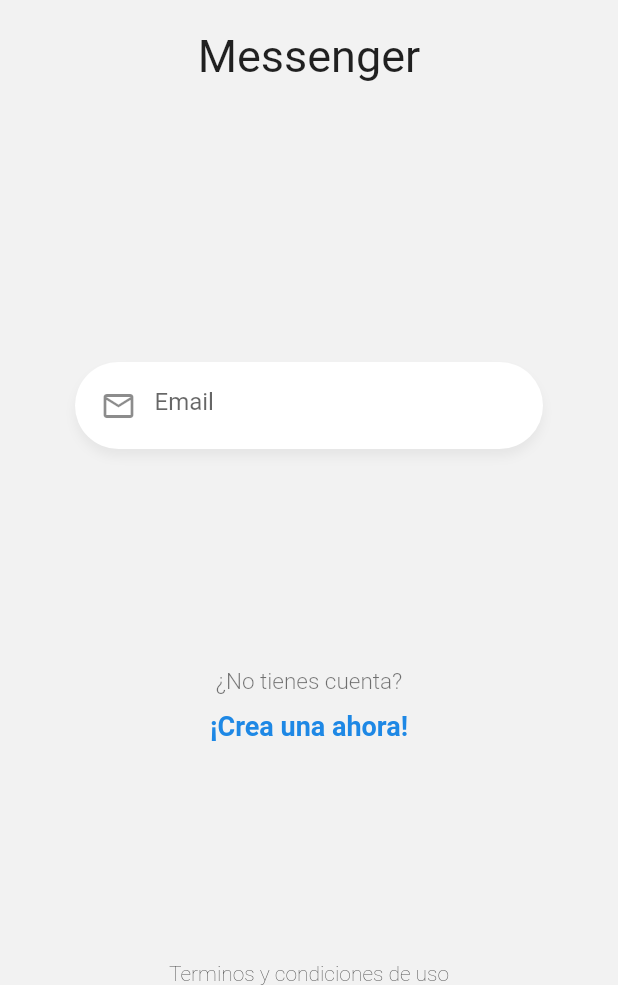
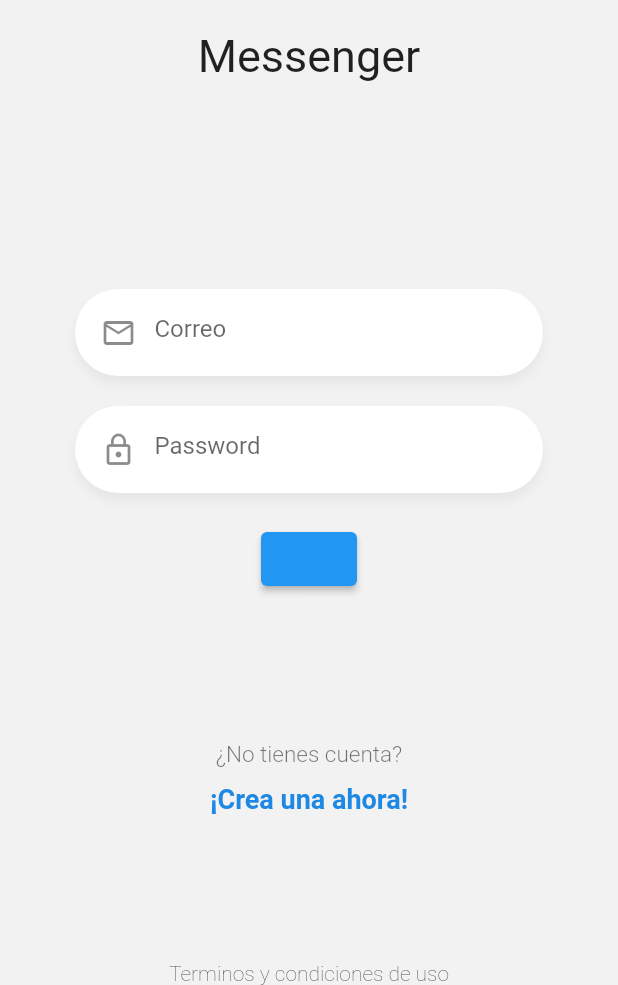
Before and after one commit to charger513/chat, a Flutter app: the screen it shows after launch, on a phone screen of 412 x 824 dp, the part 251-1236 px from its top. Run offline on Flutter 3.47's test engine with Material 2 defaults, Android fonts, the phone set to English and light mode, and no system bars.

Commit message:
Argumentos a nuestro CustomInput

```diff
--- a/lib/pages/login_page.dart
+++ b/lib/pages/login_page.dart
@@ -1,4 +1,6 @@
-import 'package:flutter/foundation.dart';
+import 'package:chat/widgets/labels.dart';
+import 'package:chat/widgets/logo.dart';
+
 import 'package:flutter/material.dart';
 
 import '../widgets/custom_input.dart';
@@ -12,40 +14,14 @@ class LoginPage extends StatelessWidget {
         child: Column(
           mainAxisAlignment: MainAxisAlignment.spaceBetween,
           children: [
-            _Logo(),
+            Logo(),
             _Form(),
-            _Labels(),
+            Labels(),
             Text(
               'Terminos y condiciones de uso',
               style: TextStyle(
                 fontWeight: FontWeight.w200,
               ),
-            ),
-          ],
-        ),
-      ),
-    );
-  }
-}
-
-class _Logo extends StatelessWidget {
-  const _Logo({Key? key}) : super(key: key);
-
-  @override
-  Widget build(BuildContext context) {
-    return Center(
-      child: Container(
-        margin: const EdgeInsets.only(top: 50),
-        width: 170,
-        child: Column(
-          children: [
-            Image.asset('assets/tag-logo.png'),
-            SizedBox(
-              height: 20,
-            ),
-            Text(
-              'Messenger',
-              style: TextStyle(fontSize: 30),
             ),
           ],
         ),
@@ -60,6 +36,9 @@ class _Form extends StatefulWidget {
 }
 
 class __FormState extends State<_Form> {
+  final emailController = TextEditingController();
+  final passController = TextEditingController();
+
   @override
   Widget build(BuildContext context) {
     return Container(
@@ -69,42 +48,27 @@ class __FormState extends State<_Form> {
       padding: const EdgeInsets.symmetric(horizontal: 50),
       child: Column(
         children: [
-          CustomInput(),
-          // TextField(),
-          // ElevatedButton(onPressed: () {}, child: null)
+          CustomInput(
+            icon: Icons.email_outlined,
+            placeholder: 'Correo',
+            keyboardType: TextInputType.emailAddress,
+            textController: emailController,
+          ),
+          CustomInput(
+            icon: Icons.lock_outline,
+            placeholder: 'Password',
+            textController: passController,
+            isPassword: true,
+          ),
+          ElevatedButton(
+            onPressed: () {
+              print(emailController.text);
+              print(passController.text);
+            },
+            child: null,
+          )
         ],
       ),
     );
   }
 }
-
-class _Labels extends StatelessWidget {
-  @override
-  Widget build(BuildContext context) {
-    return Column(
-      children: [
-        Text(
-          "¿No tienes cuenta?",
-          style: TextStyle(
-            color: Colors.black54,
-            fontSize: 15,
-            fontWeight: FontWeight.w300,
-          ),
-        ),
-        SizedBox(
-          height: 10,
-        ),
-        GestureDetector(
-          child: Text(
-            '¡Crea una ahora!',
-            style: TextStyle(
-              color: Colors.blue[600],
-              fontSize: 18,
-              fontWeight: FontWeight.bold,
-            ),
-          ),
-        )
-      ],
-    );
-  }
-}
--- a/lib/widgets/custom_input.dart
+++ b/lib/widgets/custom_input.dart
@@ -1,13 +1,25 @@
 import 'package:flutter/material.dart';
 
 class CustomInput extends StatelessWidget {
+  final IconData icon;
+  final String placeholder;
+  final TextEditingController textController;
+  final TextInputType keyboardType;
+  final bool isPassword;
+
   const CustomInput({
     Key? key,
+    required this.icon,
+    required this.placeholder,
+    required this.textController,
+    this.keyboardType = TextInputType.text,
+    this.isPassword = false,
   }) : super(key: key);
 
   @override
   Widget build(BuildContext context) {
     return Container(
+      margin: const EdgeInsets.only(bottom: 20),
       padding: const EdgeInsets.only(top: 5, right: 20, bottom: 5, left: 5),
       decoration: BoxDecoration(
         color: Colors.white,
@@ -22,13 +34,14 @@ class CustomInput extends StatelessWidget {
       ),
       child: TextField(
         autocorrect: false,
-        keyboardType: TextInputType.emailAddress,
-        // obscureText: true,
+        keyboardType: keyboardType,
+        obscureText: isPassword,
+        controller: textController,
         decoration: InputDecoration(
-          prefixIcon: Icon(Icons.mail_outline),
+          prefixIcon: Icon(icon),
           focusedBorder: InputBorder.none,
           border: InputBorder.none,
-          hintText: 'Email',
+          hintText: placeholder,
         ),
       ),
     );
--- /dev/null
+++ b/lib/widgets/labels.dart
@@ -0,0 +1,32 @@
+import 'package:flutter/material.dart';
+
+class Labels extends StatelessWidget {
+  @override
+  Widget build(BuildContext context) {
+    return Column(
+      children: [
+        Text(
+          "¿No tienes cuenta?",
+          style: TextStyle(
+            color: Colors.black54,
+            fontSize: 15,
+            fontWeight: FontWeight.w300,
+          ),
+        ),
+        SizedBox(
+          height: 10,
+        ),
+        GestureDetector(
+          child: Text(
+            '¡Crea una ahora!',
+            style: TextStyle(
+              color: Colors.blue[600],
+              fontSize: 18,
+              fontWeight: FontWeight.bold,
+            ),
+          ),
+        )
+      ],
+    );
+  }
+}
--- /dev/null
+++ b/lib/widgets/logo.dart
@@ -0,0 +1,27 @@
+import 'package:flutter/material.dart';
+
+class Logo extends StatelessWidget {
+  const Logo({Key? key}) : super(key: key);
+
+  @override
+  Widget build(BuildContext context) {
+    return Center(
+      child: Container(
+        margin: const EdgeInsets.only(top: 50),
+        width: 170,
+        child: Column(
+          children: [
+            Image.asset('assets/tag-logo.png'),
+            SizedBox(
+              height: 20,
+            ),
+            Text(
+              'Messenger',
+              style: TextStyle(fontSize: 30),
+            ),
+          ],
+        ),
+      ),
+    );
+  }
+}
```
